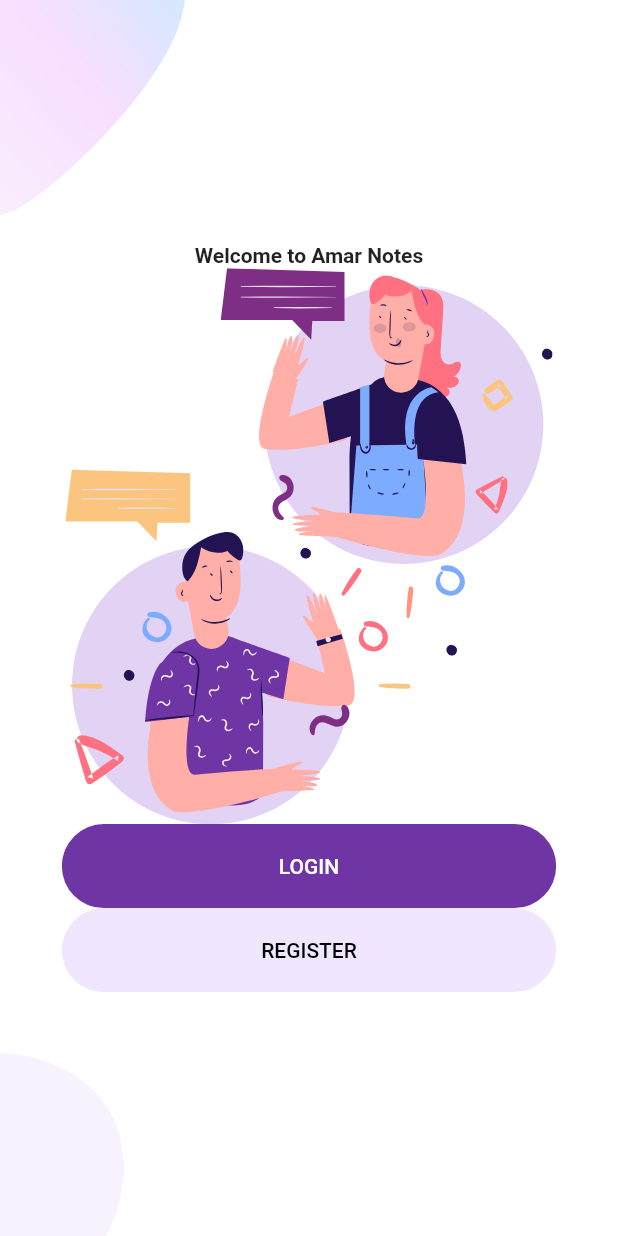
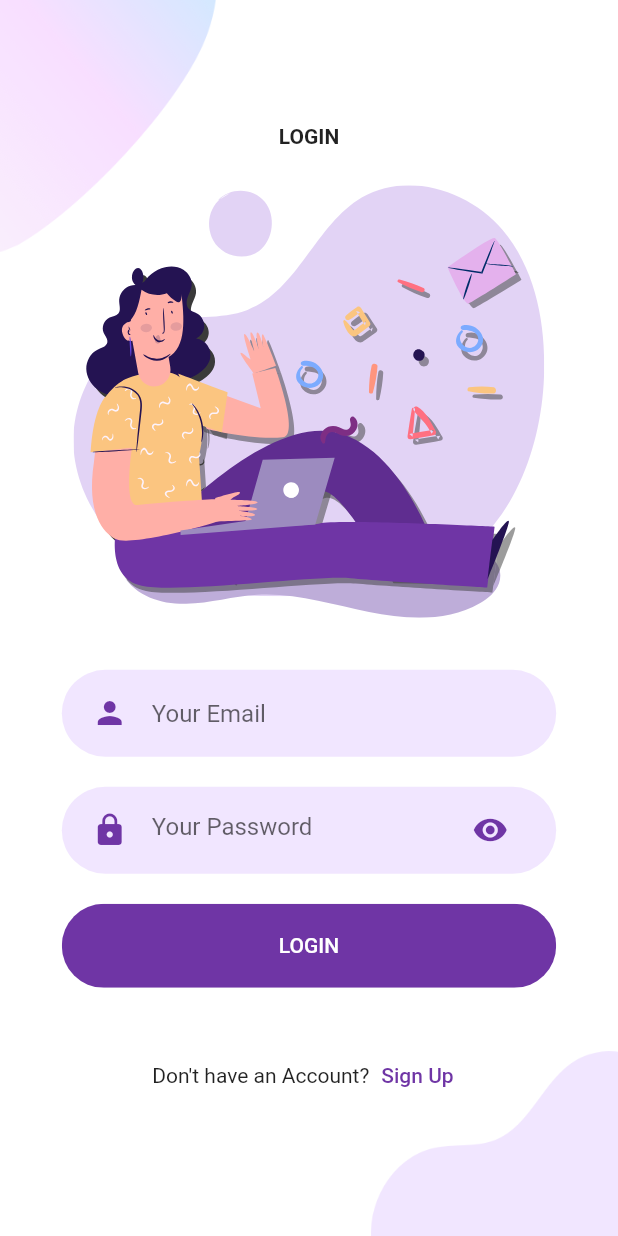
Before and after one commit to habibullah47/Responsive-Login-UI, a Flutter app: the screen it shows after launch, after a tap on "LOGIN", on a phone screen of 412 x 824 dp. Run offline on Flutter 3.47's test engine with Material 2 defaults, Android fonts, the phone set to English and light mode, and no system bars; our stand-ins replace flutter_svg.

Commit message:
step-1:[Login UI done with a bug

```diff
--- a/lib/components/rounded_button.dart
+++ b/lib/components/rounded_button.dart
@@ -16,6 +16,7 @@ class RoundedButton extends StatelessWidget {
   Widget build(BuildContext context) {
     Size size = MediaQuery.of(context).size;
     return Container(
+      margin: const EdgeInsets.symmetric(vertical: 10),
       width: size.width * 0.8,
       child: ClipRRect(
         borderRadius: BorderRadius.circular(29),
--- /dev/null
+++ b/lib/components/rounded_input_field.dart
@@ -0,0 +1,33 @@
+import 'package:flutter/material.dart';
+import 'package:login_signin_ui/components/text_field_container.dart';
+
+class RoundedInputField extends StatelessWidget {
+  const RoundedInputField({
+    Key? key,
+    required this.hintText,
+    required this.icon,
+    required this.onChanged,
+    this.suffixIcon,
+    required this.obscureText,
+  }) : super(key: key);
+  final String hintText;
+  final Icon icon;
+  final ValueChanged<String> onChanged;
+  final Icon? suffixIcon;
+  final bool obscureText;
+  @override
+  Widget build(BuildContext context) {
+    return TextFieldContainer(
+      child: TextField(
+        obscureText: obscureText,
+        onChanged: onChanged,
+        decoration: InputDecoration(
+          hintText: hintText,
+          icon: icon,
+          border: InputBorder.none,
+          suffixIcon: suffixIcon,
+        ),
+      ),
+    );
+  }
+}
--- /dev/null
+++ b/lib/components/text_field_container.dart
@@ -0,0 +1,25 @@
+import 'package:flutter/material.dart';
+import 'package:login_signin_ui/constants.dart';
+
+class TextFieldContainer extends StatelessWidget {
+  final Widget child;
+  const TextFieldContainer({
+    Key? key,
+    required this.child,
+  }) : super(key: key);
+
+  @override
+  Widget build(BuildContext context) {
+    Size size = MediaQuery.of(context).size;
+    return Container(
+      width: size.width * 0.8,
+      margin: const EdgeInsets.symmetric(vertical: 10),
+      padding: const EdgeInsets.symmetric(vertical: 5, horizontal: 20),
+      child: child,
+      decoration: BoxDecoration(
+        color: kPrimaryLightColor,
+        borderRadius: BorderRadius.circular(29),
+      ),
+    );
+  }
+}
--- a/lib/screen/components/body.dart
+++ b/lib/screen/components/body.dart
@@ -3,6 +3,7 @@ import 'package:flutter_svg/flutter_svg.dart';
 import 'package:login_signin_ui/components/rounded_button.dart';
 import 'package:login_signin_ui/screen/components/background.dart';
 import 'package:login_signin_ui/constants.dart';
+import 'package:login_signin_ui/screen/login/login_screen.dart';
 
 class Body extends StatelessWidget {
   const Body({super.key});
@@ -11,6 +12,7 @@ class Body extends StatelessWidget {
   Widget build(BuildContext context) {
     Size size = MediaQuery.of(context).size;
     return Background(
+      child: SingleChildScrollView(
         child: Column(
           mainAxisAlignment: MainAxisAlignment.center,
           children: [
@@ -20,12 +22,23 @@ class Body extends StatelessWidget {
                 fontWeight: FontWeight.bold,
               ),
             ),
+            SizedBox(height: size.height * 0.05),
             SvgPicture.asset(
               "assets/icons/chat.svg",
               height: size.height * 0.45,
             ),
+            SizedBox(height: size.height * 0.05),
             RoundedButton(
-            press: () {},
+              press: () {
+                Navigator.push(
+                  context,
+                  MaterialPageRoute(
+                    builder: (context) {
+                      return LoginScreen();
+                    },
+                  ),
+                );
+              },
               text: 'LOGIN',
             ),
             RoundedButton(
@@ -36,6 +49,7 @@ class Body extends StatelessWidget {
             ),
           ],
         ),
+      ),
     );
   }
 }
--- /dev/null
+++ b/lib/screen/login/components/background.dart
@@ -0,0 +1,36 @@
+import 'package:flutter/material.dart';
+
+class Background extends StatelessWidget {
+  const Background({
+    Key? key,
+    required this.child,
+  }) : super(key: key);
+  final Widget child;
+
+  @override
+  Widget build(BuildContext context) {
+    Size size = MediaQuery.of(context).size;
+    return Container(
+      width: double.infinity,
+      child: Stack(
+        children: [
+          Positioned(
+              top: 0,
+              left: 0,
+              child: Image.asset(
+                "assets/images/main_top.png",
+                width: size.width * 0.35,
+              )),
+          Positioned(
+              bottom: 0,
+              right: 0,
+              child: Image.asset(
+                "assets/images/login_bottom.png",
+                width: size.width * 0.4,
+              )),
+          child,
+        ],
+      ),
+    );
+  }
+}
--- /dev/null
+++ b/lib/screen/login/components/body.dart
@@ -0,0 +1,61 @@
+import 'package:flutter/material.dart';
+import 'package:flutter_svg/flutter_svg.dart';
+import 'package:login_signin_ui/components/rounded_button.dart';
+import 'package:login_signin_ui/components/rounded_input_field.dart';
+import 'package:login_signin_ui/constants.dart';
+import 'package:login_signin_ui/screen/login/components/background.dart';
+
+class Body extends StatelessWidget {
+  const Body({
+    Key? key,
+  }) : super(key: key);
+
+  @override
+  Widget build(BuildContext context) {
+    Size size = MediaQuery.of(context).size;
+    return Background(
+      child: Column(
+        mainAxisAlignment: MainAxisAlignment.center,
+        children: [
+          const Text(
+            'LOGIN',
+            style: TextStyle(fontWeight: FontWeight.bold),
+          ),
+          SizedBox(height: size.height * 0.03),
+          SvgPicture.asset(
+            'assets/icons/login.svg',
+            height: size.height * 0.35,
+          ),
+          SizedBox(height: size.height * 0.03),
+          RoundedInputField(
+            hintText: 'Your Email',
+            icon: const Icon(Icons.person, color: kPrimaryColor),
+            onChanged: (value) {},
+            obscureText: false,
+          ),
+          RoundedInputField(
+            hintText: 'Your Password',
+            icon: const Icon(Icons.lock, color: kPrimaryColor),
+            suffixIcon: const Icon(Icons.visibility, color: kPrimaryColor),
+            onChanged: (Value) {},
+            obscureText: true,
+          ),
+          RoundedButton(text: 'LOGIN', press: () {}),
+          SizedBox(height: size.height * 0.03),
+          Row(
+            mainAxisAlignment: MainAxisAlignment.center,
+            children: [
+              const Text('Don\'t have an Account?'),
+              TextButton(
+                  onPressed: () {},
+                  child: const Text(
+                    'Sign Up',
+                    style: TextStyle(color: kPrimaryColor),
+                  ))
+            ],
+          ),
+        ],
+      ),
+    );
+  }
+}
--- /dev/null
+++ b/lib/screen/login/login_screen.dart
@@ -0,0 +1,14 @@
+import 'package:flutter/material.dart';
+import 'package:login_signin_ui/screen/login/components/body.dart';
+
+class LoginScreen extends StatelessWidget {
+  const LoginScreen({super.key});
+
+  @override
+  Widget build(BuildContext context) {
+    Size size = MediaQuery.of(context).size;
+    return const Scaffold(
+      body: Body(),
+    );
+  }
+}
```
Lines whose indentation alone changed are shown as unchanged.
